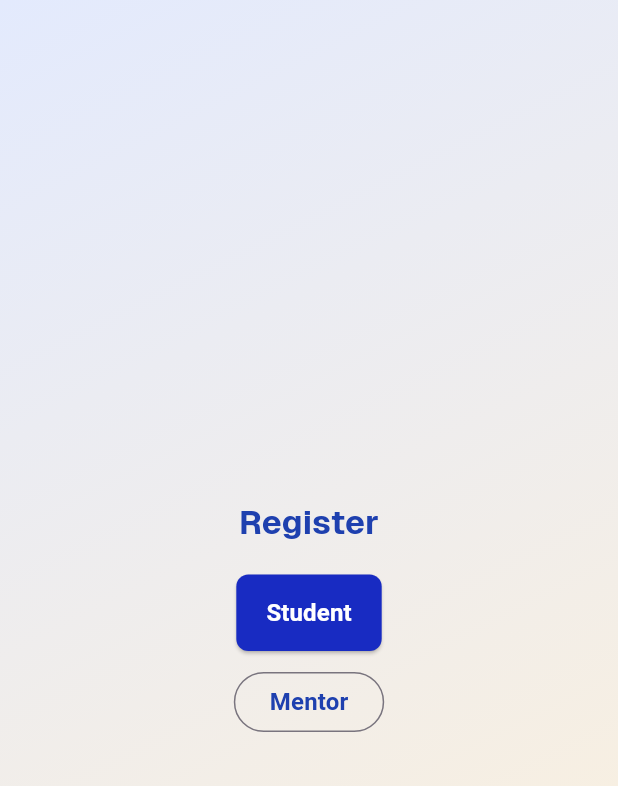
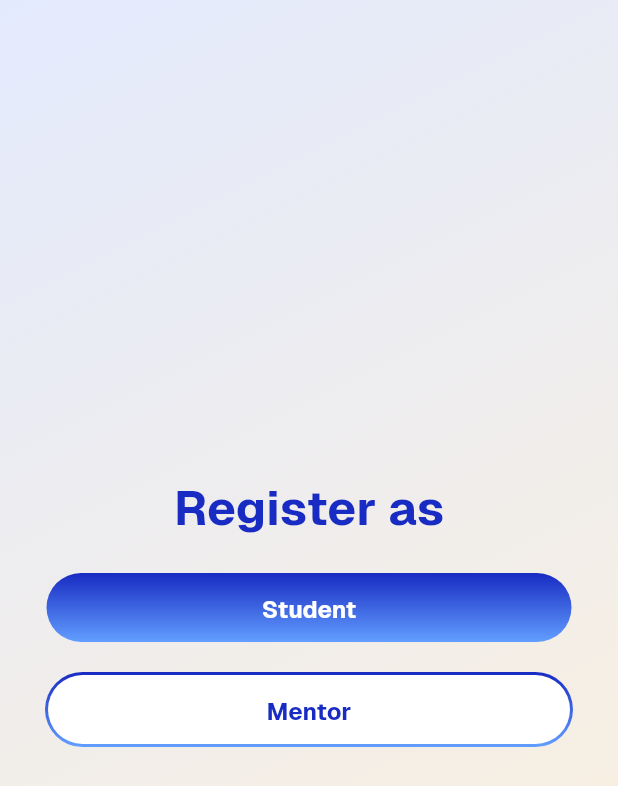
Before and after one commit to JavaneseIvankov/team10_dhiraga, a Flutter app: the RegisterPage screen opened directly, on a phone screen of 412 x 824 dp. Shown: the top 786 px of the screen. Run offline on Flutter 3.47's test engine with Material 3 defaults, Android fonts, the phone set to English and light mode, and no system bars; our stand-ins replace cloud_firestore, firebase_auth, firebase_core, get_it; accounts and stored records are empty; generated files the repository leaves out were written again; project files that could hold a hidden picture were left out.

Commit message:
Slicing register page

```diff
--- a/lib/pages/register_page.dart
+++ b/lib/pages/register_page.dart
@@ -1,5 +1,6 @@
 import 'package:flutter/material.dart';
 import 'package:firebase_auth/firebase_auth.dart';
+import 'package:team10_dhiraga/widgets/large_text.dart';
 import '../widgets/custom_textfield.dart';
 import '../widgets/custom_button.dart';
 
@@ -74,38 +75,26 @@ class _RegisterPageState extends State<RegisterPage> {
     return Column(
       mainAxisAlignment: MainAxisAlignment.center,
       children: [
-        Text(
-          "Register",
-          style: TextStyle(
-            fontSize: 22,
-            fontWeight: FontWeight.bold,
-            color: Color(0xFF1E40AF),
-          ),
+        LargeText(text: "Register as"),
+        SizedBox(height: 20),
+        CustomButton(
+          width: 350,
+          height: 46,
+          text: "Student",
+          intent: "primary",
+          onPressed: () => setState(() => selectedRole = "Student"),
+          fontWeight: FontWeight.bold,
         ),
         SizedBox(height: 20),
-        ElevatedButton(
+        CustomButton(
+          width: 350,
+          height: 46,
+          text: "Mentor",
+          intent: "secondary",
           onPressed: () => setState(() => selectedRole = "Student"),
-          child: Text(
-            "Student",
-            style: TextStyle(
-              color: Colors.white,
-              fontSize: 16,
-              fontWeight: FontWeight.bold,
-            ),
-          ),
+          fontWeight: FontWeight.bold,
         ),
         SizedBox(height: 10),
-        OutlinedButton(
-          onPressed: () => setState(() => selectedRole = "Mentor"),
-          child: Text(
-            "Mentor",
-            style: TextStyle(
-              color: Color(0xFF1E40AF),
-              fontSize: 16,
-              fontWeight: FontWeight.bold,
-            ),
-          ),
-        ),
       ],
     );
   }
@@ -138,9 +127,8 @@ class _RegisterPageState extends State<RegisterPage> {
         ),
         SizedBox(height: 20),
         CustomButton(
-          text: "Register",
+          text: "Register as",
           onPressed: registerUser,
-          isActive: true,
           intent: 'primary',
         ),
         SizedBox(height: 10),
```
